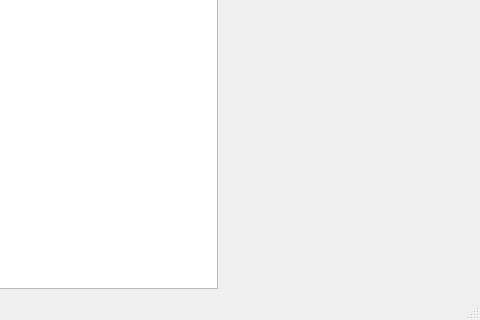
VvWijhe/Cleanify, file RoombaSim/RoombaSim/roombasim.ui: the form before one commit; both pictures show x 478 to 958 and y 166 to 486 of the 958 by 486 pixel window.
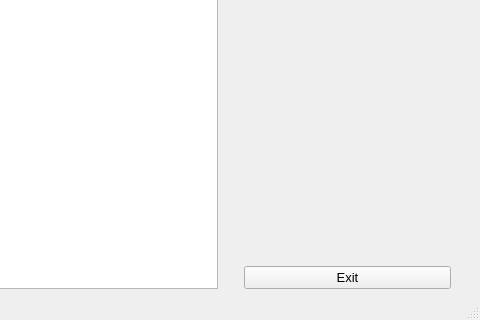
The form after the commit.

```diff
--- a/RoombaSim/RoombaSim/roombasim.ui
+++ b/RoombaSim/RoombaSim/roombasim.ui
@@ -139,6 +139,13 @@
           </property>
          </spacer>
         </item>
+        <item>
+         <widget class="QPushButton" name="exitButton">
+          <property name="text">
+           <string>Exit</string>
+          </property>
+         </widget>
+        </item>
        </layout>
       </item>
      </layout>
```
Left out of the diff: 2 changed lines with no effect on the pictures.
